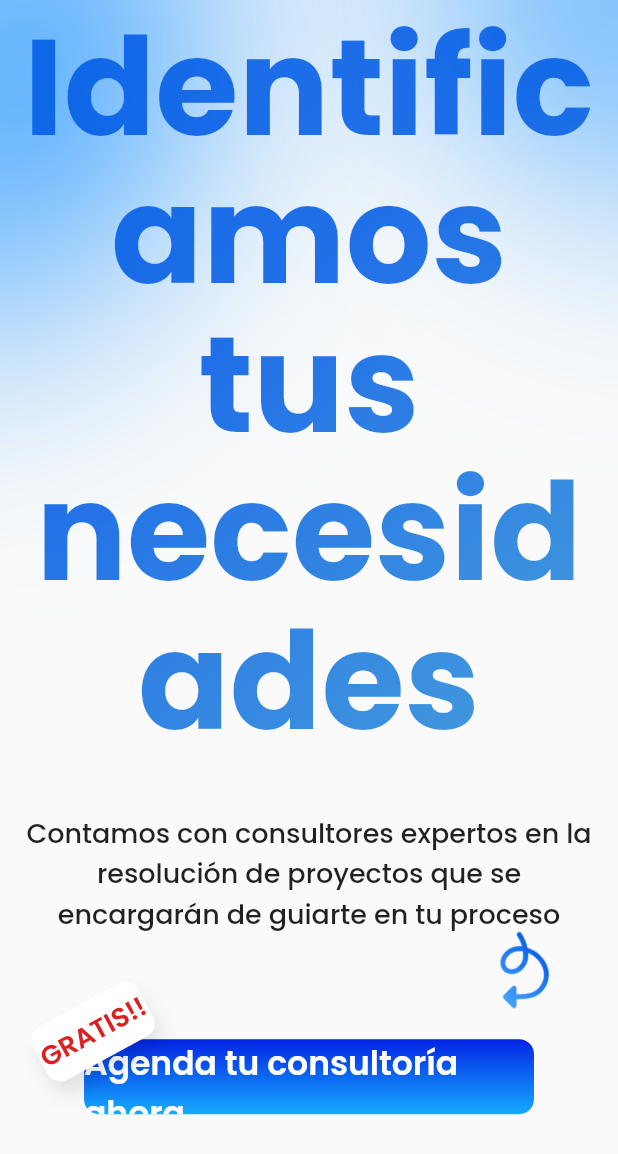
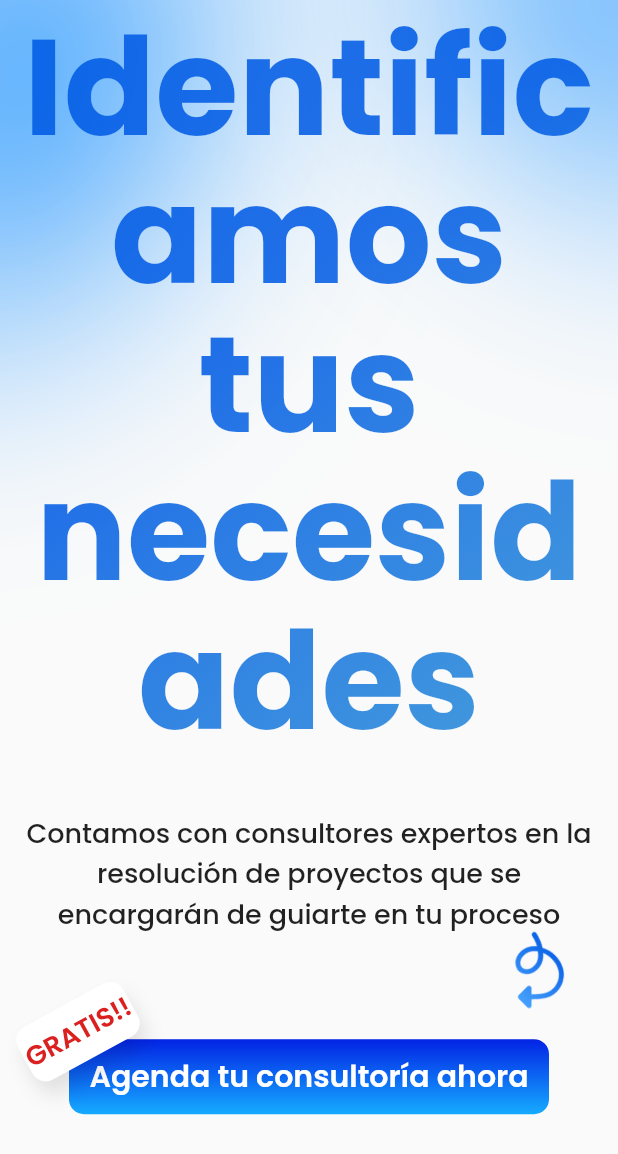
Before and after one commit to nestorsgarzonc/kalo_landing, a Flutter app: the screen it shows after launch, scrolled down 3456 dp, on a phone screen of 412 x 824 dp. Shown: the top 1154 px of the screen. Run offline on Flutter 3.47's test engine with Material 2 defaults, Android fonts, the phone set to English and light mode, and no system bars; our stand-ins replace google_fonts.

Commit message:
Improved some details

```diff
--- a/lib/ui/screens/widgets/identify_your_needs.dart
+++ b/lib/ui/screens/widgets/identify_your_needs.dart
@@ -105,7 +105,7 @@ class IdentifyYourNeeds extends StatelessWidget {
                 ),
                 Container(
                   height: 50,
-                  width: 300,
+                  width: 320,
                   alignment: Alignment.center,
                   decoration: BoxDecoration(
                     borderRadius: BorderRadius.circular(10),
@@ -119,7 +119,7 @@ class IdentifyYourNeeds extends StatelessWidget {
                   child: Text(
                     'Agenda tu consultoría ahora',
                     style: KaloTheme.textStyle.copyWith(
-                      fontSize: 22,
+                      fontSize: 20,
                       fontWeight: FontWeight.w600,
                       color: Colors.white,
                     ),
```
Also changed, not shown: lib/ui/screens/widgets/popular_services.dart (+10 -3 lines).
